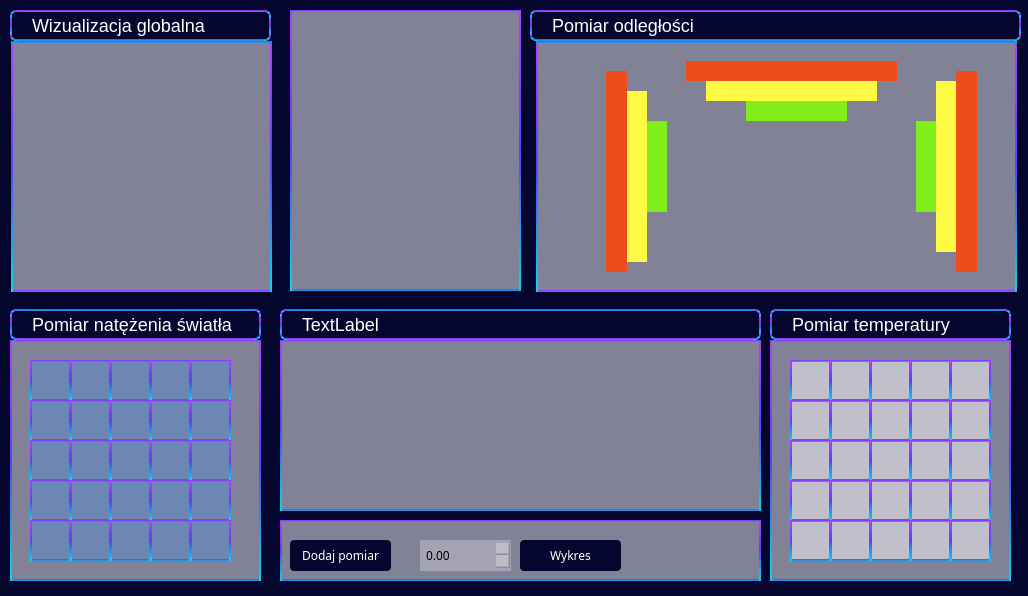
Old version of the form form.ui in the repository olala10/wds.
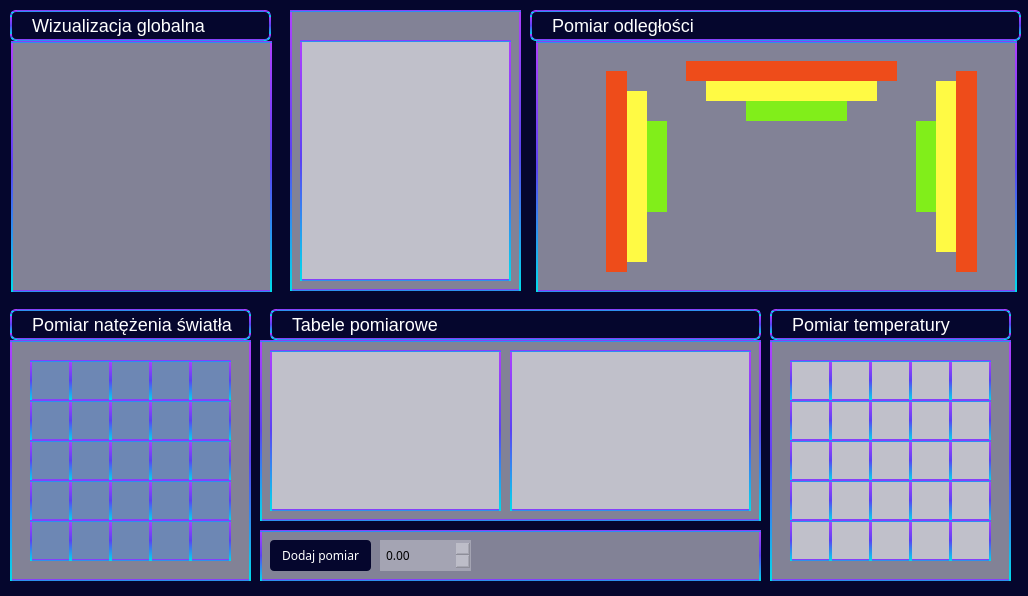
New version of the form.

The edit to the form file:
```diff
--- a/form.ui
+++ b/form.ui
@@ -272,7 +272,7 @@
     <rect>
      <x>10</x>
      <y>340</y>
-     <width>251</width>
+     <width>241</width>
      <height>241</height>
     </rect>
    </property>
@@ -1054,14 +1054,24 @@
    <property name="title">
     <string/>
    </property>
+   <widget class="QTableWidget" name="tableWidgetDistance">
+    <property name="geometry">
+     <rect>
+      <x>10</x>
+      <y>30</y>
+      <width>211</width>
+      <height>241</height>
+     </rect>
+    </property>
+   </widget>
   </widget>
   <widget class="QGroupBox" name="groupBox_5">
    <property name="geometry">
     <rect>
-     <x>280</x>
-     <y>520</y>
-     <width>481</width>
-     <height>61</height>
+     <x>260</x>
+     <y>530</y>
+     <width>501</width>
+     <height>51</height>
     </rect>
    </property>
    <property name="styleSheet">
@@ -1079,7 +1089,7 @@
     <property name="geometry">
      <rect>
       <x>10</x>
-      <y>20</y>
+      <y>10</y>
       <width>101</width>
       <height>31</height>
      </rect>
@@ -1115,8 +1125,8 @@
    <widget class="QDoubleSpinBox" name="lightSpinBox">
     <property name="geometry">
      <rect>
-      <x>140</x>
-      <y>20</y>
+      <x>120</x>
+      <y>10</y>
       <width>91</width>
       <height>31</height>
      </rect>
@@ -1127,51 +1137,14 @@
 padding: 4px;</string>
     </property>
    </widget>
-   <widget class="QPushButton" name="pushButtonTemperature">
-    <property name="geometry">
-     <rect>
-      <x>240</x>
-      <y>20</y>
-      <width>101</width>
-      <height>31</height>
-     </rect>
-    </property>
-    <property name="styleSheet">
-     <string notr="true">.QPushButton {
-
-border-radius: 4px;
-  background-color: rgb(5, 6, 45);
-  border: none;
-  color: #FFFFFF;
-  text-align: center;
-  padding: 5px;
-
-  white-space: nowrap;
-
-}
-
-.QPushButton:hover {
-  background-color: qlineargradient(spread:pad, x1:0.5, y1:0, x2:0.5, y2:1, stop:0 rgba(175, 64, 255, 255), stop:0.5 rgba(91, 66, 243, 255), stop:1 rgba(0, 221, 235, 255));
-  color: rgb(255, 255, 255);
-}
-
-.QPushButton:pressed {
-    background-color: rgb(5, 6, 45);
-    border: 2px solid  qlineargradient(spread:pad, x1:0.5, y1:0, x2:0.5, y2:1, stop:0 rgba(175, 64, 255, 255), stop:0.5 rgba(91, 66, 243, 255), stop:1 rgba(0, 221, 235, 255));
-}</string>
-    </property>
-    <property name="text">
-     <string>Wykres</string>
-    </property>
-   </widget>
   </widget>
   <widget class="QGroupBox" name="groupBox_4">
    <property name="geometry">
     <rect>
-     <x>280</x>
+     <x>260</x>
      <y>340</y>
-     <width>481</width>
-     <height>171</height>
+     <width>501</width>
+     <height>181</height>
     </rect>
    </property>
    <property name="styleSheet">
@@ -1185,13 +1158,33 @@
    <property name="title">
     <string/>
    </property>
+   <widget class="QTableWidget" name="tableWidget">
+    <property name="geometry">
+     <rect>
+      <x>250</x>
+      <y>10</y>
+      <width>241</width>
+      <height>161</height>
+     </rect>
+    </property>
+   </widget>
+   <widget class="QTableWidget" name="tableWidgetLight">
+    <property name="geometry">
+     <rect>
+      <x>10</x>
+      <y>10</y>
+      <width>231</width>
+      <height>161</height>
+     </rect>
+    </property>
+   </widget>
   </widget>
   <widget class="QLabel" name="label">
    <property name="geometry">
     <rect>
      <x>10</x>
      <y>309</y>
-     <width>251</width>
+     <width>241</width>
      <height>31</height>
     </rect>
    </property>
@@ -1236,9 +1229,9 @@
   <widget class="QLabel" name="label_26">
    <property name="geometry">
     <rect>
-     <x>280</x>
+     <x>270</x>
      <y>309</y>
-     <width>481</width>
+     <width>491</width>
      <height>31</height>
     </rect>
    </property>
@@ -1277,7 +1270,7 @@
 </string>
    </property>
    <property name="text">
-    <string>TextLabel</string>
+    <string>Tabele pomiarowe</string>
    </property>
   </widget>
   <widget class="QLabel" name="label_27">
```
